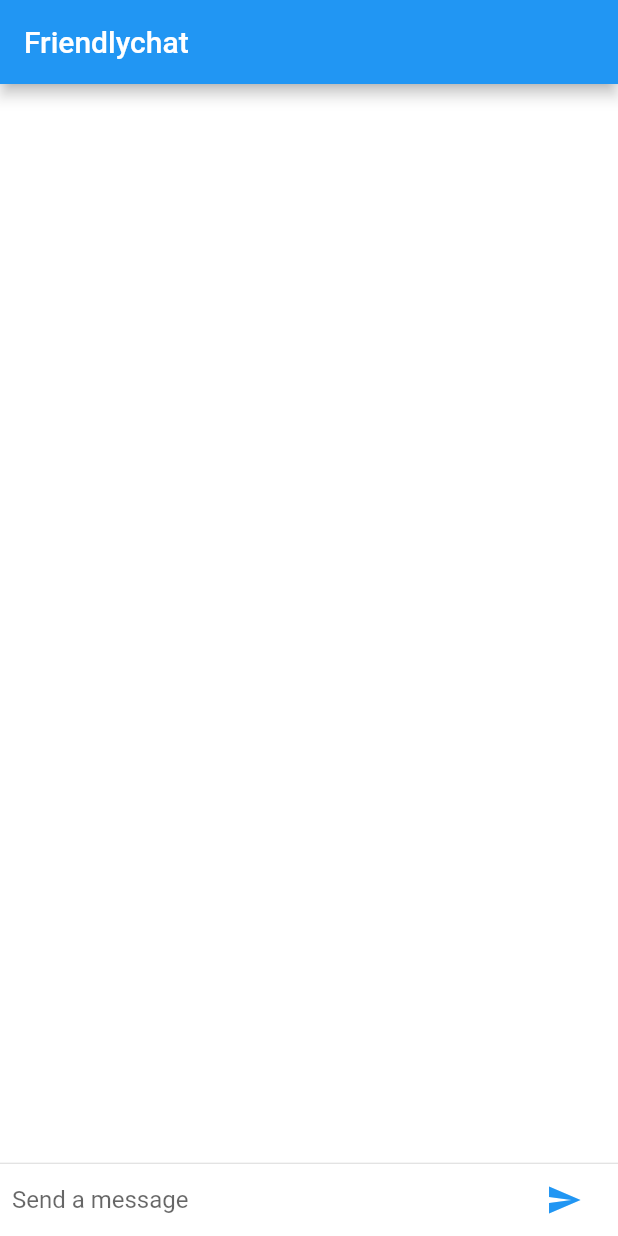
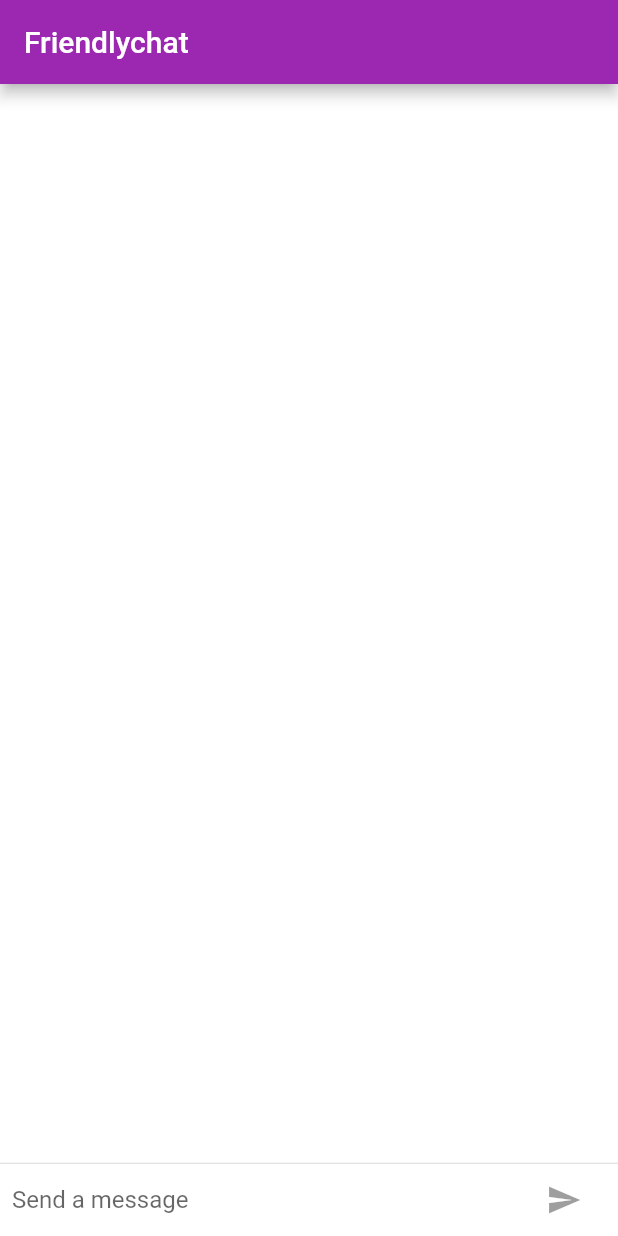
Before and after one commit to droibit/flutter-codelabs, a Flutter app: the screen it shows after launch, on a phone screen of 412 x 824 dp. Run offline on Flutter 3.47's test engine with Material 2 defaults, Android fonts, the phone set to English and light mode, and no system bars.

Commit message:
Completed: Building Beautiful UIs with Flutter
ref. https://codelabs.developers.google.com/codelabs/flutter/index.html

```diff
--- a/lib/beautiful_ui/main.dart
+++ b/lib/beautiful_ui/main.dart
@@ -1,9 +1,28 @@
+import 'package:flutter/cupertino.dart';
+import 'package:flutter/foundation.dart';
 import 'package:flutter/material.dart';
+
+final kIOSTheme = ThemeData(
+  primarySwatch: Colors.orange,
+  primaryColor: Colors.grey[100],
+  primaryColorBrightness: Brightness.light,
+);
+
+final kDefaultTheme = ThemeData(
+  primarySwatch: Colors.purple,
+  accentColor: Colors.orange[400],
+);
 
 class FriendlychatApp extends StatelessWidget {
   @override
   Widget build(BuildContext context) {
-    return MaterialApp(title: 'Friendlychat', home: ChatScreen());
+    return MaterialApp(
+      title: 'Friendlychat',
+      home: ChatScreen(),
+      theme: defaultTargetPlatform == TargetPlatform.iOS
+          ? kIOSTheme
+          : kDefaultTheme,
+    );
   }
 }
 
@@ -12,17 +31,28 @@ class ChatScreen extends StatefulWidget {
   State createState() => ChatScreenState();
 }
 
-class ChatScreenState extends State<ChatScreen> {
+class ChatScreenState extends State<ChatScreen> with TickerProviderStateMixin {
   final _messages = <ChatMessage>[];
   final _textController = new TextEditingController();
+
+  bool _isComposing = false;
+
+  @override
+  void dispose() {
+    _messages.forEach((m) => m.animationController.dispose());
+    super.dispose();
+  }
 
   @override
   Widget build(BuildContext context) {
     return Scaffold(
       appBar: AppBar(
         title: Text('Friendlychat'),
+        elevation: Theme.of(context).platform == TargetPlatform.iOS ? 0.0 : 4.0,
       ),
-      body: Column(
+      body: SafeArea(
+        child: Container(
+          child: Column(
             children: <Widget>[
               Flexible(
                 child: Container(
@@ -33,7 +63,7 @@ class ChatScreenState extends State<ChatScreen> {
                     itemBuilder: (_, index) => _messages[index],
                   ),
                   decoration: BoxDecoration(color: Colors.white),
-            )
+                ),
               ),
               Divider(
                 height: 1.0,
@@ -45,6 +75,8 @@ class ChatScreenState extends State<ChatScreen> {
                 child: _buildTextComposer(),
               ),
             ],
+          ),
+        ),
       ),
     );
   }
@@ -60,6 +92,11 @@ class ChatScreenState extends State<ChatScreen> {
               child: TextField(
                 controller: _textController,
                 onSubmitted: _handleSubmitted,
+                onChanged: (text) {
+                  setState(() {
+                    _isComposing = text.isNotEmpty;
+                  });
+                },
                 decoration: InputDecoration.collapsed(
                   hintText: 'Send a message',
                 ),
@@ -67,23 +104,50 @@ class ChatScreenState extends State<ChatScreen> {
             ),
             Container(
               margin: EdgeInsets.symmetric(horizontal: 4.0),
-              child: IconButton(
+              child: Theme.of(context).platform == TargetPlatform.iOS
+                  ? CupertinoButton(
+                      child: Text("Send"),
+                      onPressed: _isComposing
+                          ? () => _handleSubmitted(_textController.text)
+                          : null,
+                    )
+                  : IconButton(
                       icon: Icon(Icons.send),
-                onPressed: () => _handleSubmitted(_textController.text),
+                      onPressed: _isComposing
+                          ? () => _handleSubmitted(_textController.text)
+                          : null,
                     ),
             ),
           ],
         ),
+        decoration: Theme.of(context).platform == TargetPlatform.iOS
+            ? BoxDecoration(
+                border: Border(
+                  top: BorderSide(color: Colors.grey[200]),
+                ),
+              )
+            : null,
       ),
     );
   }
 
   void _handleSubmitted(String text) {
     _textController.clear();
+    setState(() {
+      _isComposing = false;
+    });
 
+    final chatMessage = ChatMessage(
+      text: text,
+      animationController: AnimationController(
+        duration: Duration(milliseconds: 300),
+        vsync: this,
+      ),
+    );
     setState(() {
-      _messages.insert(0, ChatMessage(text: text));
+      _messages.insert(0, chatMessage);
     });
+    chatMessage.animationController.forward();
   }
 }
 
@@ -92,15 +156,25 @@ class ChatMessage extends StatelessWidget {
 
   final String text;
 
+  final AnimationController animationController;
+
   ChatMessage({
     this.text,
     this.name: 'Your Name',
+    this.animationController,
   })  : assert(text != null),
-        assert(name != null);
+        assert(name != null),
+        assert(animationController != null);
 
   @override
   Widget build(BuildContext context) {
-    return Container(
+    return SizeTransition(
+      sizeFactor: CurvedAnimation(
+        parent: animationController,
+        curve: Curves.fastOutSlowIn,
+      ),
+      axisAlignment: 0.0,
+      child: Container(
         margin: EdgeInsets.symmetric(vertical: 10.0),
         child: Row(
           crossAxisAlignment: CrossAxisAlignment.start,
@@ -111,7 +185,8 @@ class ChatMessage extends StatelessWidget {
                 child: Text(name[0]),
               ),
             ),
-          Column(
+            Expanded(
+              child: Column(
                 crossAxisAlignment: CrossAxisAlignment.start,
                 children: <Widget>[
                   Text(
@@ -124,7 +199,9 @@ class ChatMessage extends StatelessWidget {
                   )
                 ],
               ),
+            ),
           ],
+        ),
       ),
     );
   }
```
Also changed, not shown: 1 other file. Lines whose indentation alone changed are shown as unchanged.
